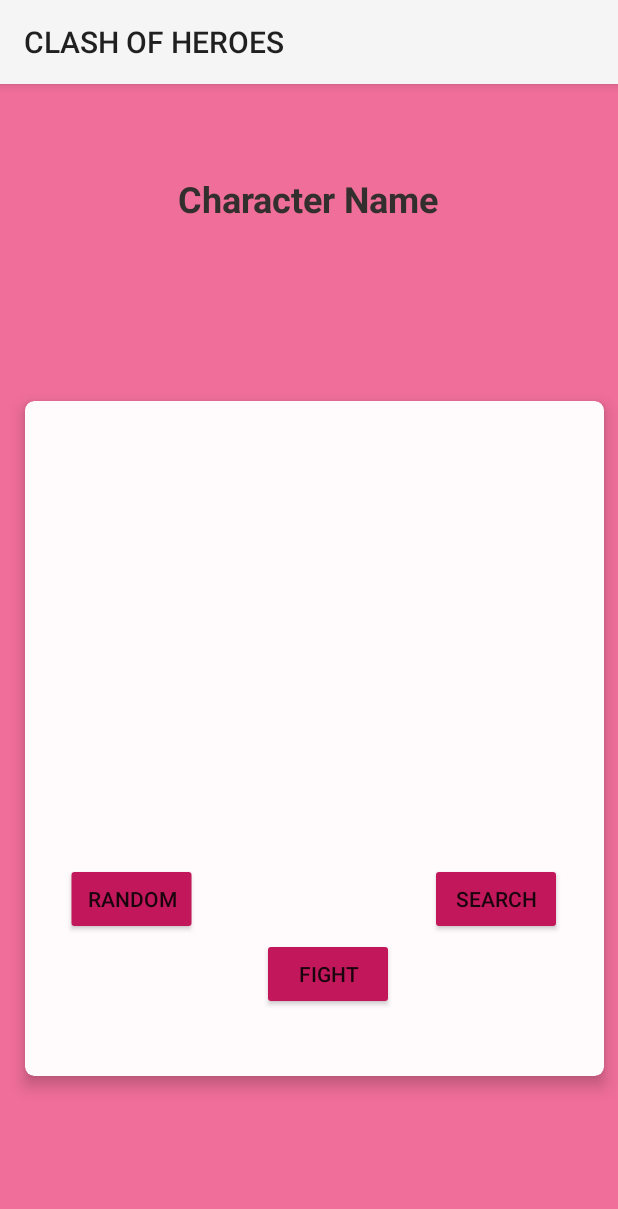
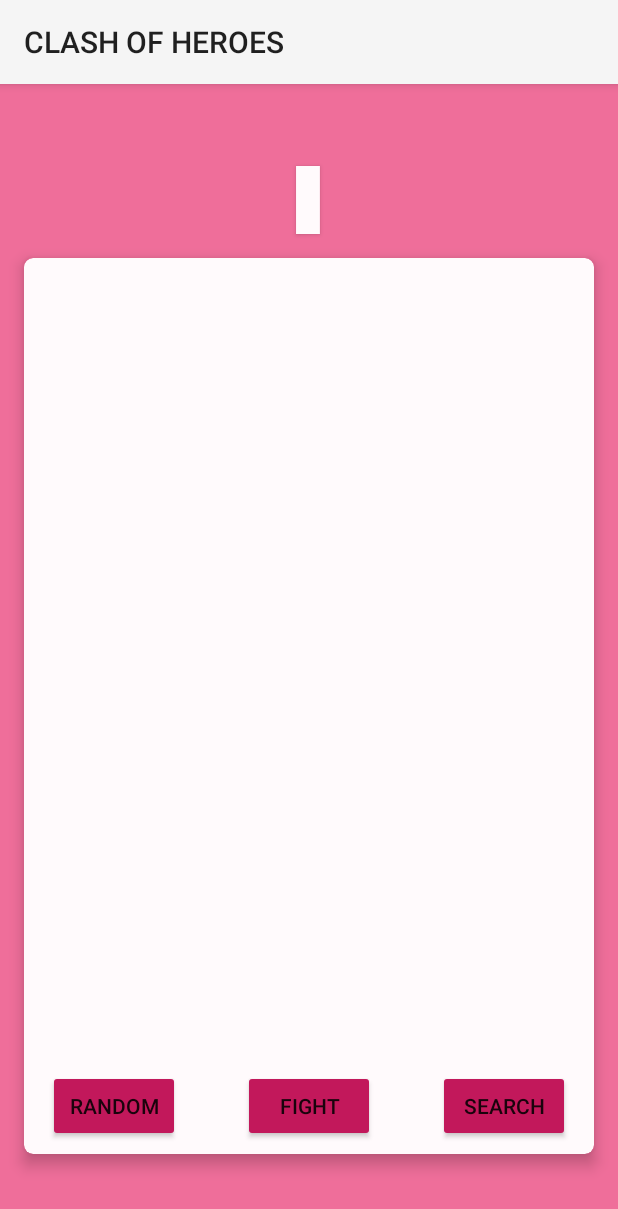
Before and after one commit to Saurabh311/Android_Project, an Android app: the screen it shows after launch (MainActivity), on a phone screen of 412 x 824 dp. Shown: the top 1209 px of the screen. Run offline under Robolectric (Android 15) with nearby library versions, the phone set to English and light mode, and no system bars; our stand-ins replace Picasso; pictures from the network do not load; 1 statement that could not run was skipped.

Commit message:
layout fix

```diff
--- a/app/src/main/res/layout/activity_main.xml
+++ b/app/src/main/res/layout/activity_main.xml
@@ -5,101 +5,139 @@
     android:layout_width="match_parent"
     android:layout_height="match_parent"
     android:background="#A1E91E63"
+    app:layout_constraintGuide_percent="0.2"
     tools:context=".MainActivity">
 
     <TextView
         android:id="@+id/characterName"
         android:layout_width="wrap_content"
         android:layout_height="wrap_content"
-        android:layout_marginTop="60dp"
+        android:layout_marginStart="16dp"
+        android:layout_marginTop="16dp"
+        android:layout_marginEnd="16dp"
         android:layout_weight="1"
+        android:background="#FFFFFAFC"
+        android:elevation="2dp"
         android:gravity="center"
-        android:text="@string/characterName"
-        android:textColor="#332F2F"
-        android:textSize="24sp"
+        android:paddingLeft="8dp"
+        android:paddingRight="8dp"
+        android:rotationY="6"
+        android:textColor="#323030"
+        android:textSize="34sp"
         android:textStyle="bold"
         app:layout_constraintEnd_toEndOf="parent"
         app:layout_constraintHorizontal_bias="0.498"
         app:layout_constraintStart_toStartOf="parent"
-        app:layout_constraintTop_toTopOf="parent" />
+        app:layout_constraintTop_toTopOf="@+id/guideline2" />
 
 
     <androidx.cardview.widget.CardView
         android:id="@+id/cv_hero1"
-        android:layout_width="386dp"
-        android:layout_height="450dp"
-        android:layout_marginTop="12dp"
+        android:layout_width="0dp"
+        android:layout_height="0dp"
+
+        android:layout_marginStart="16dp"
+        android:layout_marginTop="16dp"
+        android:layout_marginEnd="16dp"
+        android:layout_marginBottom="16dp"
         android:clickable="true"
         android:foreground="?android:attr/selectableItemBackground"
-
         android:scaleType="centerCrop"
         app:cardBackgroundColor="#FFFAFC"
         app:cardCornerRadius="6dp"
         app:cardElevation="6dp"
         app:contentPadding="8dp"
-        app:layout_constraintBottom_toBottomOf="parent"
+        app:layout_constraintBottom_toTopOf="@+id/guideline4"
         app:layout_constraintEnd_toEndOf="parent"
-        app:layout_constraintHorizontal_bias="0.64"
         app:layout_constraintStart_toStartOf="parent"
         app:layout_constraintTop_toBottomOf="@+id/characterName">
 
+        <androidx.constraintlayout.widget.ConstraintLayout
+            android:layout_width="match_parent"
+            android:layout_height="match_parent">
+
             <androidx.swiperefreshlayout.widget.SwipeRefreshLayout
                 android:id="@+id/swipeRefresh"
-            android:layout_width="334dp"
-            android:layout_height="289dp"
-            android:layout_marginTop="10dp"
-            android:translationX="20dp"
+                android:layout_width="match_parent"
+                android:layout_height="0dp"
+
+                android:layout_marginBottom="8dp"
+                app:layout_constraintBottom_toTopOf="@+id/buttonFight"
                 app:layout_constraintEnd_toEndOf="parent"
+                app:layout_constraintHorizontal_bias="0.5"
                 app:layout_constraintStart_toStartOf="parent"
-            app:layout_constraintTop_toBottomOf="@+id/characterName"
                 tools:context=".MainActivity">
 
                 <ImageButton
                     android:id="@+id/characterPic"
-                android:layout_width="380dp"
-                android:layout_height="213dp"
-                android:layout_marginTop="56dp"
+                    android:layout_width="match_parent"
+                    android:layout_height="0dp"
+                    android:layout_marginBottom="8dp"
                     android:background="@android:color/transparent"
                     android:contentDescription="@string/characterImgPlaceHolder"
+                    android:elevation="4dp"
                     android:scaleType="centerCrop"
                     app:cardCornerRadius="6dp"
+                    app:layout_constraintBottom_toTopOf="@+id/buttonFight"
                     app:layout_constraintEnd_toEndOf="parent"
-                app:layout_constraintHorizontal_bias="0.516"
+                    app:layout_constraintHorizontal_bias="0.0"
                     app:layout_constraintStart_toStartOf="parent"
-                app:layout_constraintTop_toBottomOf="@+id/characterName" />
+                    app:layout_constraintTop_toTopOf="parent" />
+            </androidx.swiperefreshlayout.widget.SwipeRefreshLayout>
 
-        </androidx.swiperefreshlayout.widget.SwipeRefreshLayout>
+            <Button
+                android:id="@+id/buttonRandomChar"
+                android:layout_width="wrap_content"
+                android:layout_height="wrap_content"
+                android:layout_marginStart="8dp"
+                android:backgroundTint="#C2185B"
+                android:text="@string/buttonRandomChar"
+                app:layout_constraintStart_toStartOf="parent"
+                app:layout_constraintTop_toTopOf="@+id/buttonFight"
+                app:strokeColor="#C2185B" />
 
             <Button
                 android:id="@+id/buttonFight"
                 android:layout_width="wrap_content"
                 android:layout_height="wrap_content"
+                android:layout_marginStart="16dp"
+                android:layout_marginEnd="16dp"
                 android:backgroundTint="#C2185B"
                 android:text="@string/buttonFight"
-            android:translationX="150dp"
-            android:translationY="350dp"
+                app:layout_constraintBottom_toBottomOf="parent"
+                app:layout_constraintEnd_toStartOf="@+id/buttonSearchChar"
+                app:layout_constraintStart_toEndOf="@+id/buttonRandomChar"
                 app:strokeColor="#C2185B" />
 
             <Button
                 android:id="@+id/buttonSearchChar"
                 android:layout_width="wrap_content"
                 android:layout_height="wrap_content"
+                android:layout_marginEnd="8dp"
                 android:backgroundTint="#C2185B"
                 android:text="@string/buttonSearchHero"
-            android:translationX="262dp"
-            android:translationY="300dp"
+                app:layout_constraintEnd_toEndOf="parent"
+                app:layout_constraintTop_toTopOf="@+id/buttonFight"
                 app:strokeColor="#C2185B" />
-
-        <Button
-            android:id="@+id/buttonRandomChar"
-            android:layout_width="wrap_content"
-            android:layout_height="wrap_content"
-            android:backgroundTint="#C2185B"
-            android:text="@string/buttonRandomChar"
-            android:translationX="19dp"
-            android:translationY="300dp"
-            app:strokeColor="#C2185B" />
+        </androidx.constraintlayout.widget.ConstraintLayout>
 
     </androidx.cardview.widget.CardView>
 
+
+    <androidx.constraintlayout.widget.Guideline
+        android:id="@+id/guideline2"
+        android:layout_width="wrap_content"
+        android:layout_height="wrap_content"
+        android:orientation="horizontal"
+        app:layout_constraintGuide_begin="72dp"
+        app:layout_constraintGuide_percent="0.05" />
+
+    <androidx.constraintlayout.widget.Guideline
+        android:id="@+id/guideline4"
+        android:layout_width="wrap_content"
+        android:layout_height="wrap_content"
+        android:orientation="horizontal"
+        app:layout_constraintGuide_begin="20dp"
+        app:layout_constraintGuide_percent="0.95" />
+
 </androidx.constraintlayout.widget.ConstraintLayout>
```
Lines whose indentation alone changed are shown as unchanged.
